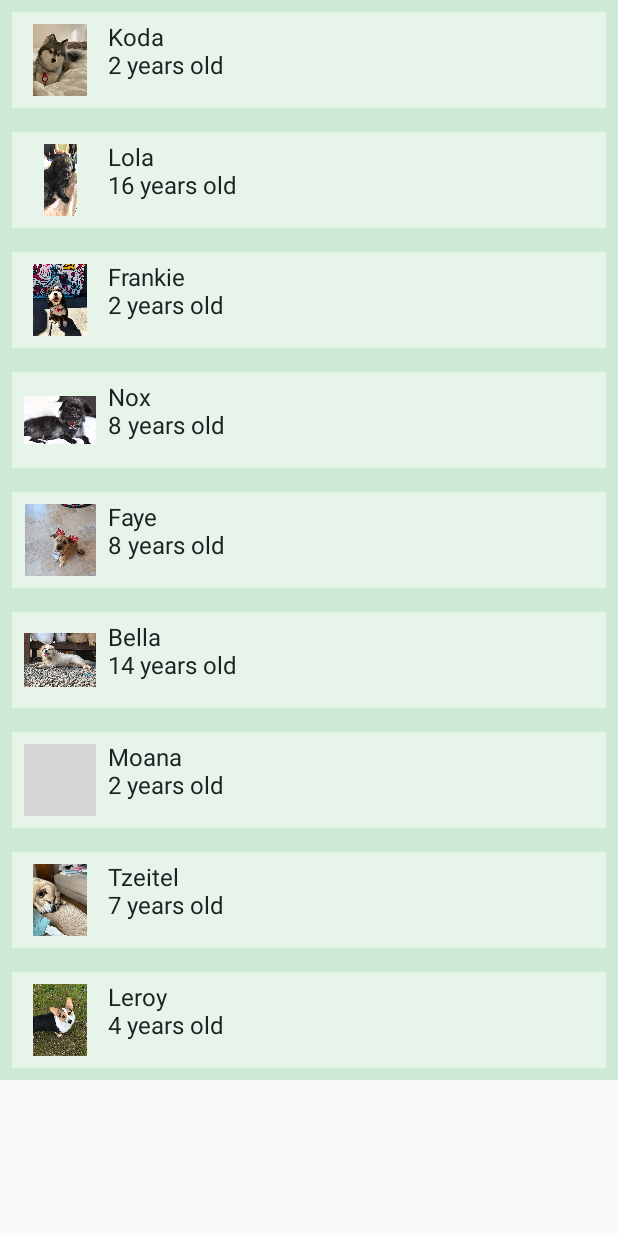
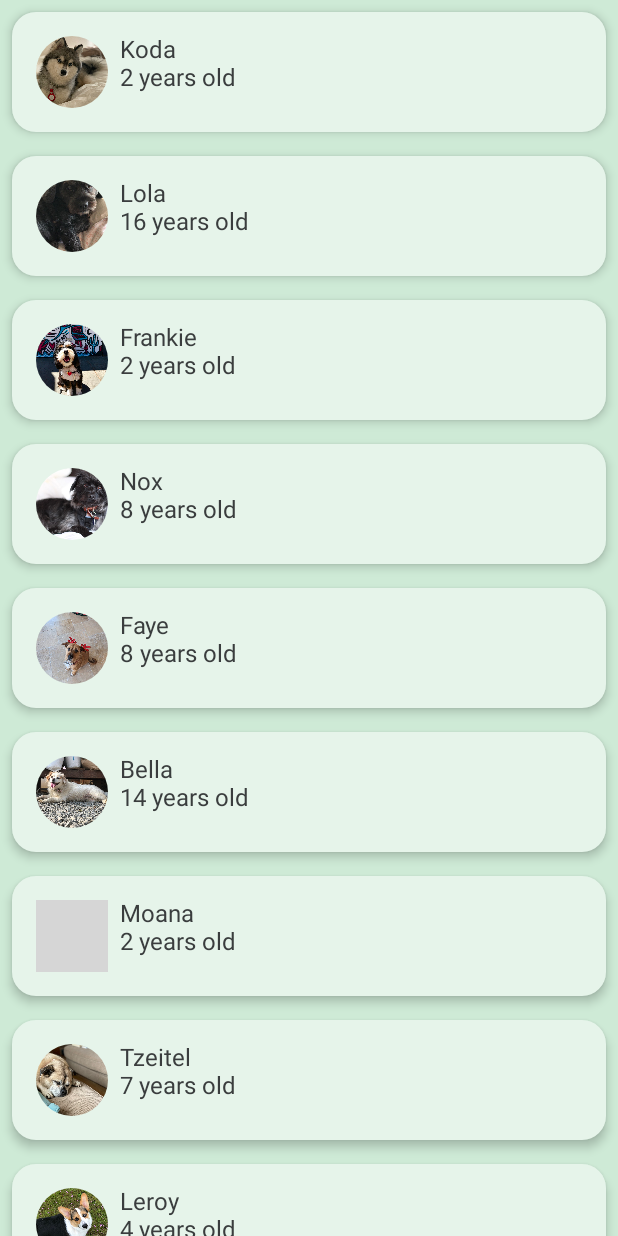
Before and after one commit to juanmendez/jetpack-compose, an Android app built with Jetpack Compose: the screen it shows after launch (MainActivity), on a phone screen of 412 x 824 dp. Run offline under Robolectric (Android 15) with nearby library versions, the phone set to English and light mode, and no system bars; grey boxes are pictures that could not be loaded.

Commit message:
02.shapes

```diff
--- a/app/src/main/java/com/example/woof/ui/theme/Shape.kt
+++ b/app/src/main/java/com/example/woof/ui/theme/Shape.kt
@@ -6,6 +6,6 @@ import androidx.compose.ui.unit.dp
 
 val Shapes = Shapes(
     small = RoundedCornerShape(4.dp),
-    medium = RoundedCornerShape(4.dp),
+    medium = RoundedCornerShape(16.dp),
     large = RoundedCornerShape(0.dp)
 )
--- a/app/src/main/java/com/example/woof/view/DogIcon.kt
+++ b/app/src/main/java/com/example/woof/view/DogIcon.kt
@@ -4,8 +4,11 @@ import androidx.annotation.DrawableRes
 import androidx.compose.foundation.Image
 import androidx.compose.foundation.layout.padding
 import androidx.compose.foundation.layout.size
+import androidx.compose.foundation.shape.RoundedCornerShape
 import androidx.compose.runtime.Composable
 import androidx.compose.ui.Modifier
+import androidx.compose.ui.draw.clip
+import androidx.compose.ui.layout.ContentScale
 import androidx.compose.ui.res.painterResource
 import androidx.compose.ui.unit.dp
 
@@ -20,7 +23,9 @@ fun DogIcon(@DrawableRes dogIcon: Int, modifier: Modifier = Modifier) {
     Image(
         modifier = modifier
             .size(64.dp)
-            .padding(8.dp),
+            .padding(8.dp)
+            .clip(RoundedCornerShape(50)),
+        contentScale = ContentScale.Crop,
         painter = painterResource(dogIcon),
         /*
          * Content Description is not needed here - image is decorative, and setting a null content
--- a/app/src/main/java/com/example/woof/view/DogInformation.kt
+++ b/app/src/main/java/com/example/woof/view/DogInformation.kt
@@ -3,7 +3,6 @@ package com.example.woof.view
 import androidx.annotation.StringRes
 import androidx.compose.foundation.layout.Column
 import androidx.compose.foundation.layout.padding
-import androidx.compose.material.MaterialTheme
 import androidx.compose.material.Text
 import androidx.compose.runtime.Composable
 import androidx.compose.ui.Modifier
@@ -25,12 +24,10 @@ fun DogInformation(@StringRes dogName: Int, dogAge: Int, modifier: Modifier = Mo
     Column {
         Text(
             text = stringResource(dogName),
-            color = MaterialTheme.colors.onSurface,
             modifier = modifier.padding(top = 8.dp)
         )
         Text(
-            text = stringResource(R.string.years_old, dogAge),
-            color = MaterialTheme.colors.onSurface
+            text = stringResource(R.string.years_old, dogAge)
         )
     }
 }
--- a/app/src/main/java/com/example/woof/view/DogRow.kt
+++ b/app/src/main/java/com/example/woof/view/DogRow.kt
@@ -1,10 +1,9 @@
 package com.example.woof.view
 
-import androidx.compose.foundation.background
 import androidx.compose.foundation.layout.Row
 import androidx.compose.foundation.layout.fillMaxWidth
 import androidx.compose.foundation.layout.padding
-import androidx.compose.material.MaterialTheme
+import androidx.compose.material.Card
 import androidx.compose.runtime.Composable
 import androidx.compose.ui.Modifier
 import androidx.compose.ui.tooling.preview.Preview
@@ -21,14 +20,18 @@ import com.example.woof.ui.theme.WoofTheme
  */
 @Composable
 fun DogRow(dog: DogItem, modifier: Modifier = Modifier) {
+    Card(
+        modifier = modifier.padding(8.dp),
+        elevation = 4.dp
+    ) {
         Row(
             modifier = Modifier
                 .fillMaxWidth()
                 .padding(8.dp)
-            .background(MaterialTheme.colors.surface)
         ) {
             DogIcon(dog.imageResourceId)
             DogInformation(dog.name, dog.age)
+        }
     }
 }
 
@@ -36,6 +39,12 @@ fun DogRow(dog: DogItem, modifier: Modifier = Modifier) {
 @Composable
 fun DogRowPreview() {
     WoofTheme(darkTheme = false) {
-        DogRow(dog = DogItem(imageResourceId = R.drawable.bella, name = R.string.dog_name_1, 0, R.string.dog_description_1))
+        DogRow(
+            dog = DogItem(
+                imageResourceId = R.drawable.bella,
+                name = R.string.dog_name_1, 0,
+                R.string.dog_description_1
+            )
+        )
     }
 }
```
Also changed, not shown: 1 other file. Lines whose indentation alone changed are shown as unchanged.
